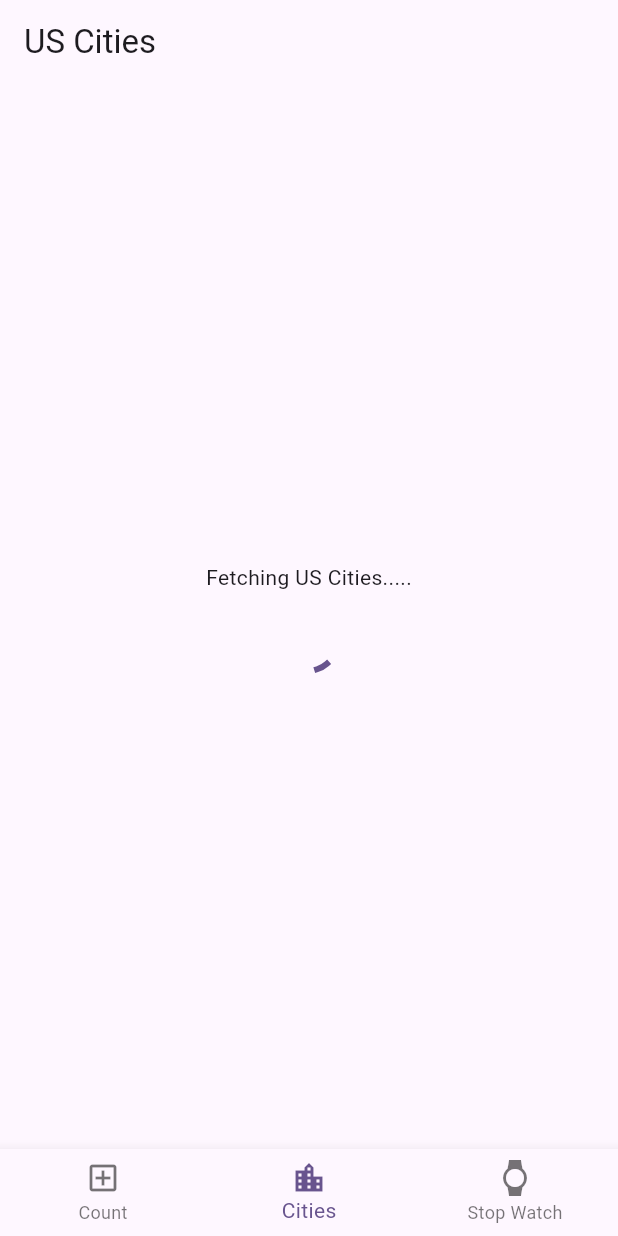
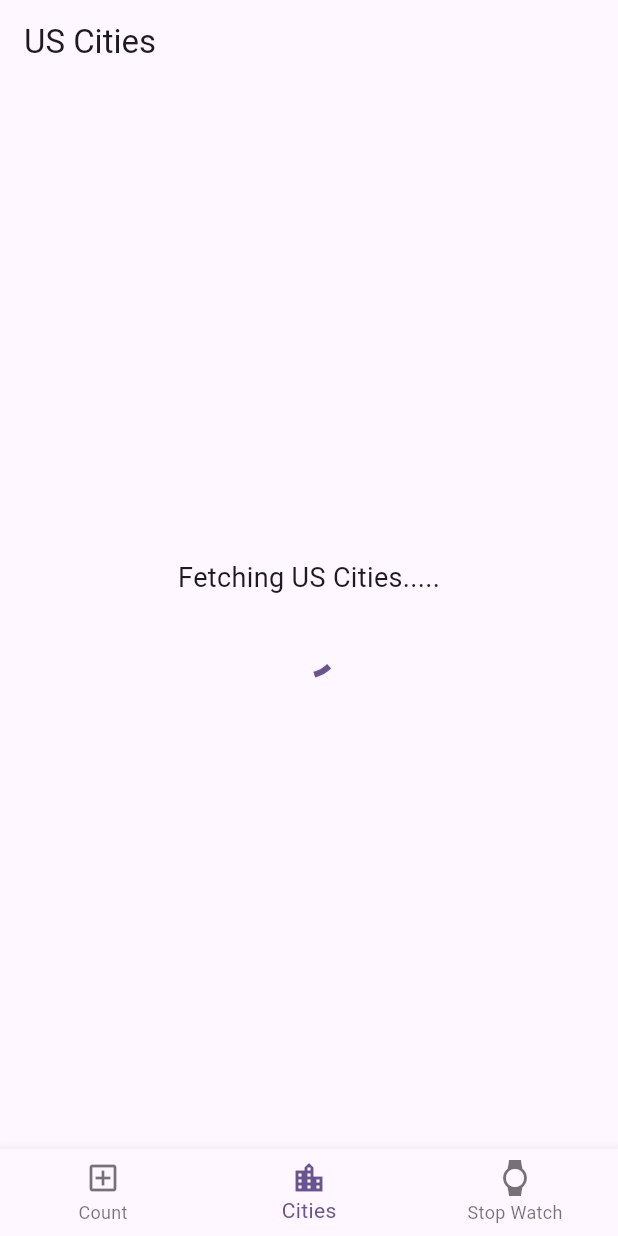
Before and after one commit to FlutterTanzania/state_management_provider, a Flutter app: the screen it shows after launch, item 2 of the bottom bar chosen, on a phone screen of 412 x 824 dp. Run offline on Flutter 3.47's test engine with Material 3 defaults, Android fonts, the phone set to English and light mode, and no system bars.

Commit message:
Change font size to 18 for Text in _CititesLoadingIndicator

```diff
--- a/lib/screens/us_cities_screen.dart
+++ b/lib/screens/us_cities_screen.dart
@@ -37,7 +37,10 @@ class _CitiesLoadingIndicator extends StatelessWidget {
       child: Column(
         mainAxisAlignment: MainAxisAlignment.center,
         children: [
-          Text('Fetching US Cities.....'),
+          Text(
+            'Fetching US Cities.....',
+            style: TextStyle(fontSize: 18),
+          ),
           SizedBox(
             height: 16,
           ),
```
